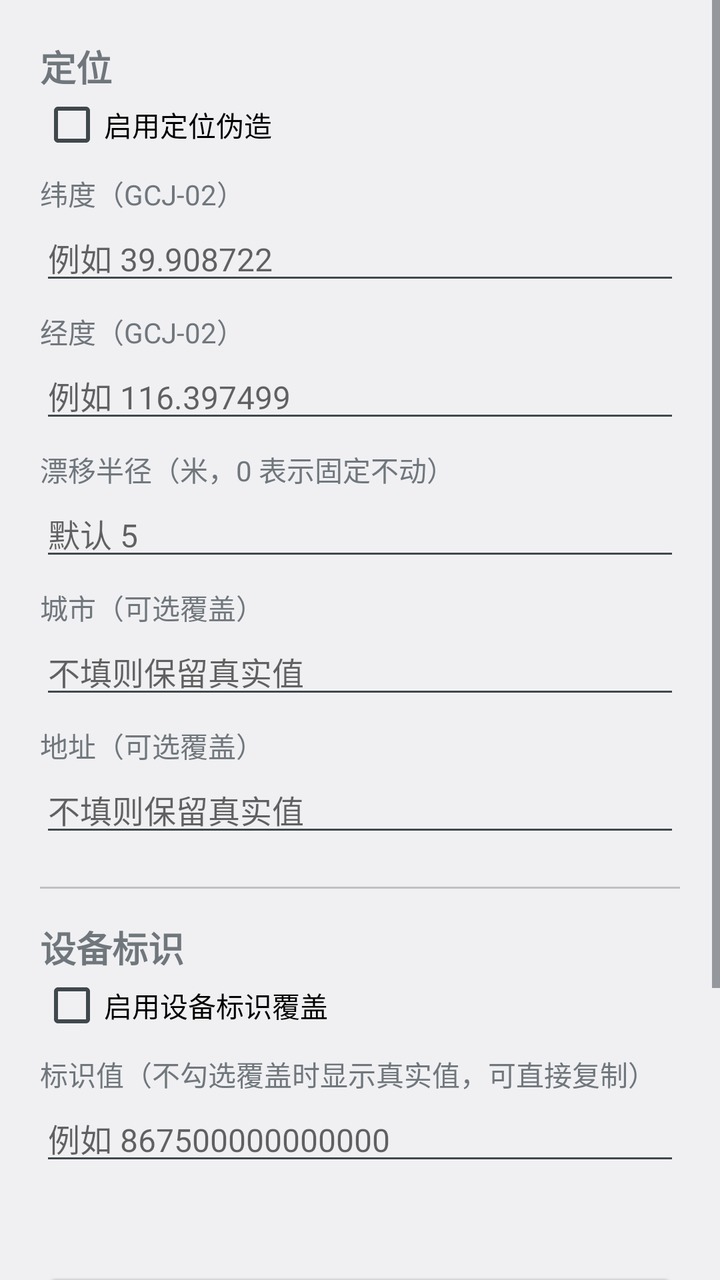
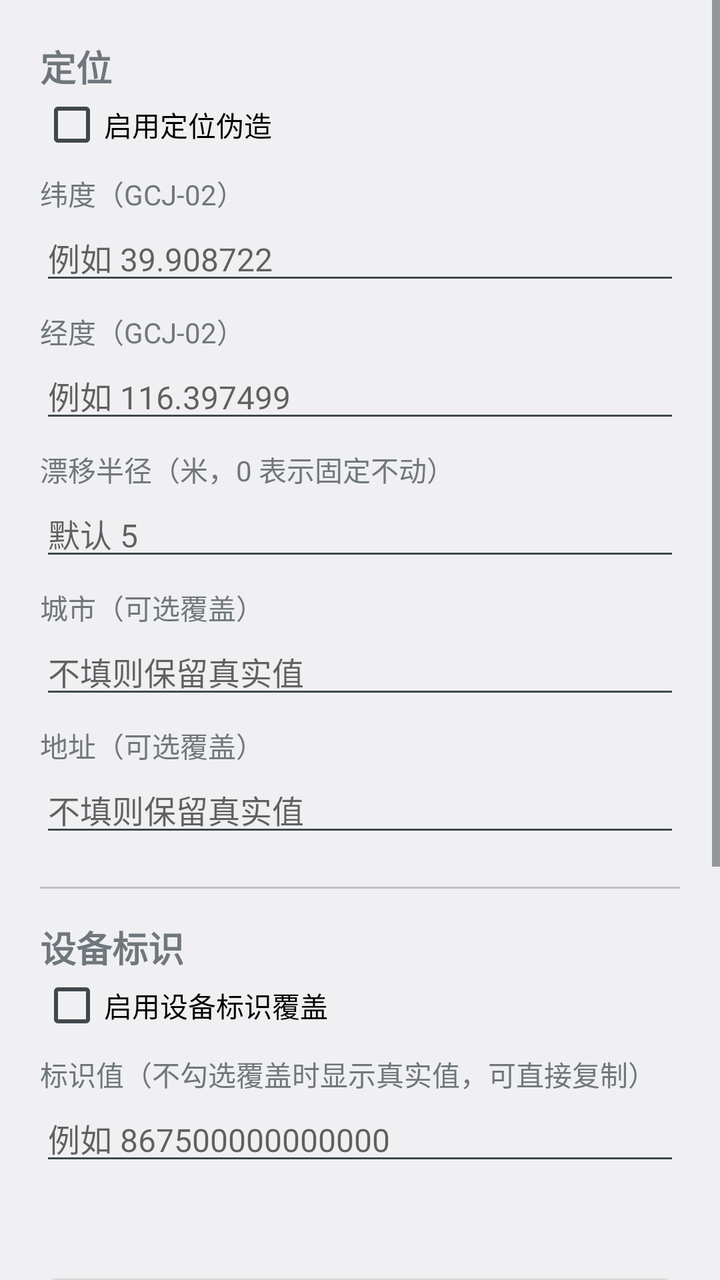

The first picture is an Android layout as it rendered before a commit; the second is the same layout after the commit. The layout source and the unified diff follow.
<!-- AndroidManifest.xml: application theme android:Theme.DeviceDefault.Light.DarkActionBar -->
<!-- res/layout/activity_main.xml -->
<?xml version="1.0" encoding="utf-8"?>
<ScrollView xmlns:android="http://schemas.android.com/apk/res/android"
    android:layout_width="match_parent"
    android:layout_height="match_parent"
    android:fillViewport="true">

    <LinearLayout
        android:layout_width="match_parent"
        android:layout_height="wrap_content"
        android:orientation="vertical"
        android:padding="20dp">

        <TextView
            android:layout_width="match_parent"
            android:layout_height="wrap_content"
            android:text="@string/section_location"
            android:textSize="18sp"
            android:textStyle="bold" />

        <CheckBox
            android:id="@+id/cb_location"
            android:layout_width="match_parent"
            android:layout_height="wrap_content"
            android:text="@string/enable_location" />

        <TextView
            android:layout_width="match_parent"
            android:layout_height="wrap_content"
            android:layout_marginTop="8dp"
            android:text="@string/lat"
            android:textSize="14sp" />

        <EditText
            android:id="@+id/et_lat"
            android:layout_width="match_parent"
            android:layout_height="wrap_content"
            android:hint="@string/hint_lat"
            android:inputType="numberDecimal|numberSigned"
            android:textSize="16sp" />

        <TextView
            android:layout_width="match_parent"
            android:layout_height="wrap_content"
            android:layout_marginTop="8dp"
            android:text="@string/lng"
            android:textSize="14sp" />

        <EditText
            android:id="@+id/et_lng"
            android:layout_width="match_parent"
            android:layout_height="wrap_content"
            android:hint="@string/hint_lng"
            android:inputType="numberDecimal|numberSigned"
            android:textSize="16sp" />

        <TextView
            android:layout_width="match_parent"
            android:layout_height="wrap_content"
            android:layout_marginTop="8dp"
            android:text="@string/radius"
            android:textSize="14sp" />

        <EditText
            android:id="@+id/et_radius"
            android:layout_width="match_parent"
            android:layout_height="wrap_content"
            android:hint="@string/hint_radius"
            android:inputType="numberDecimal"
            android:textSize="16sp" />

        <TextView
            android:layout_width="match_parent"
            android:layout_height="wrap_content"
            android:layout_marginTop="8dp"
            android:text="@string/city"
            android:textSize="14sp" />

        <EditText
            android:id="@+id/et_city"
            android:layout_width="match_parent"
            android:layout_height="wrap_content"
            android:hint="@string/hint_optional"
            android:inputType="text"
            android:textSize="16sp" />

        <TextView
            android:layout_width="match_parent"
            android:layout_height="wrap_content"
            android:layout_marginTop="8dp"
            android:text="@string/address"
            android:textSize="14sp" />

        <EditText
            android:id="@+id/et_address"
            android:layout_width="match_parent"
            android:layout_height="wrap_content"
            android:hint="@string/hint_optional"
            android:inputType="text"
            android:textSize="16sp" />

        <View
            android:layout_width="match_parent"
            android:layout_height="1dp"
            android:layout_marginTop="20dp"
            android:layout_marginBottom="16dp"
            android:background="#33000000" />

        <TextView
            android:layout_width="match_parent"
            android:layout_height="wrap_content"
            android:text="@string/section_device"
            android:textSize="18sp"
            android:textStyle="bold" />

        <CheckBox
            android:id="@+id/cb_device"
            android:layout_width="match_parent"
            android:layout_height="wrap_content"
            android:text="@string/enable_device" />

        <TextView
            android:layout_width="match_parent"
            android:layout_height="wrap_content"
            android:layout_marginTop="8dp"
            android:text="@string/device_id"
            android:textSize="14sp" />

        <EditText
            android:id="@+id/et_device"
            android:layout_width="match_parent"
            android:layout_height="wrap_content"
            android:hint="@string/hint_device"
            android:inputType="text"
            android:textSize="16sp" />

        <TextView
            android:id="@+id/tv_device_source"
            android:layout_width="match_parent"
            android:layout_height="wrap_content"
            android:layout_marginTop="4dp"
            android:textSize="13sp" />

        <Button
            android:id="@+id/btn_save"
            android:layout_width="match_parent"
            android:layout_height="wrap_content"
            android:layout_marginTop="24dp"
            android:text="@string/save" />

        <TextView
            android:id="@+id/tv_tip"
            android:layout_width="match_parent"
            android:layout_height="wrap_content"
            android:layout_marginTop="16dp"
            android:text="@string/tip"
            android:textSize="13sp" />

    </LinearLayout>

</ScrollView>
<!-- resources referenced by this layout -->
<resources>
  <string name="address">地址（可选覆盖）</string>
  <string name="city">城市（可选覆盖）</string>
  <string name="device_id">标识值（不勾选覆盖时显示真实值，可直接复制）</string>
  <string name="enable_device">启用设备标识覆盖</string>
  <string name="enable_location">启用定位伪造</string>
  <string name="hint_device">例如 867500000000000</string>
  <string name="hint_lat">例如 39.908722</string>
  <string name="hint_lng">例如 116.397499</string>
  <string name="hint_optional">不填则保留真实值</string>
  <string name="hint_radius">默认 5</string>
  <string name="lat">纬度（GCJ-02）</string>
  <string name="lng">经度（GCJ-02）</string>
  <string name="radius">漂移半径（米，0 表示固定不动）</string>
  <string name="save">保存</string>
  <string name="section_device">设备标识</string>
  <string name="section_location">定位</string>
  <string name="tip">保存后约 2 秒内生效，无需重启「神州e家」。\n坐标使用百度 / 高德的 GCJ-02 火星坐标系，直接填地图上取到的点即可。\n设备标识默认透传真实值；覆盖会同时作用于 IMEI、IMSI、SIM 序列号、android_id、Build.getSerial（填 MAC 格式时也会替换 Wi-Fi MAC）。</string>
</resources>

<!-- the commit's change to res/layout/activity_main.xml (unified diff, before → after) -->
@@ -141,10 +141,17 @@
             android:textSize="13sp" />
 
         <Button
+            android:id="@+id/btn_capture"
+            android:layout_width="match_parent"
+            android:layout_height="wrap_content"
+            android:layout_marginTop="24dp"
+            android:text="@string/capture" />
+
+        <Button
             android:id="@+id/btn_save"
             android:layout_width="match_parent"
             android:layout_height="wrap_content"
-            android:layout_marginTop="24dp"
+            android:layout_marginTop="12dp"
             android:text="@string/save" />
 
         <TextView
<!-- resource entries referenced after the edit -->
@@ -1,6 +1,7 @@
 <!-- resources referenced by this layout -->
 <resources>
   <string name="address">地址（可选覆盖）</string>
+  <string name="capture">获取 ejia 当前真实定位</string>
   <string name="city">城市（可选覆盖）</string>
   <string name="device_id">标识值（不勾选覆盖时显示真实值，可直接复制）</string>
   <string name="enable_device">启用设备标识覆盖</string>
@@ -16,6 +17,6 @@
   <string name="save">保存</string>
   <string name="section_device">设备标识</string>
   <string name="section_location">定位</string>
-  <string name="tip">保存后约 2 秒内生效，无需重启「神州e家」。\n坐标使用百度 / 高德的 GCJ-02 火星坐标系，直接填地图上取到的点即可。\n设备标识默认透传真实值；覆盖会同时作用于 IMEI、IMSI、SIM 序列号、android_id、Build.getSerial（填 MAC 格式时也会替换 Wi-Fi MAC）。</string>
+  <string name="tip">保存后约 2 秒内生效，无需重启「神州e家」。\n坐标使用百度 / 高德的 GCJ-02 火星坐标系，直接填地图上取到的点即可。\n「获取 ejia 当前真实定位」会打开神州e家，等它读一次定位，把真实经纬度/城市/地址填回这里（需先取消勾选定位伪造）。\n设备标识默认透传真实值；覆盖会同时作用于 IMEI、IMSI、SIM 序列号、android_id、Build.getSerial（填 MAC 格式时也会替换 Wi-Fi MAC）。</string>
 </resources>
 
